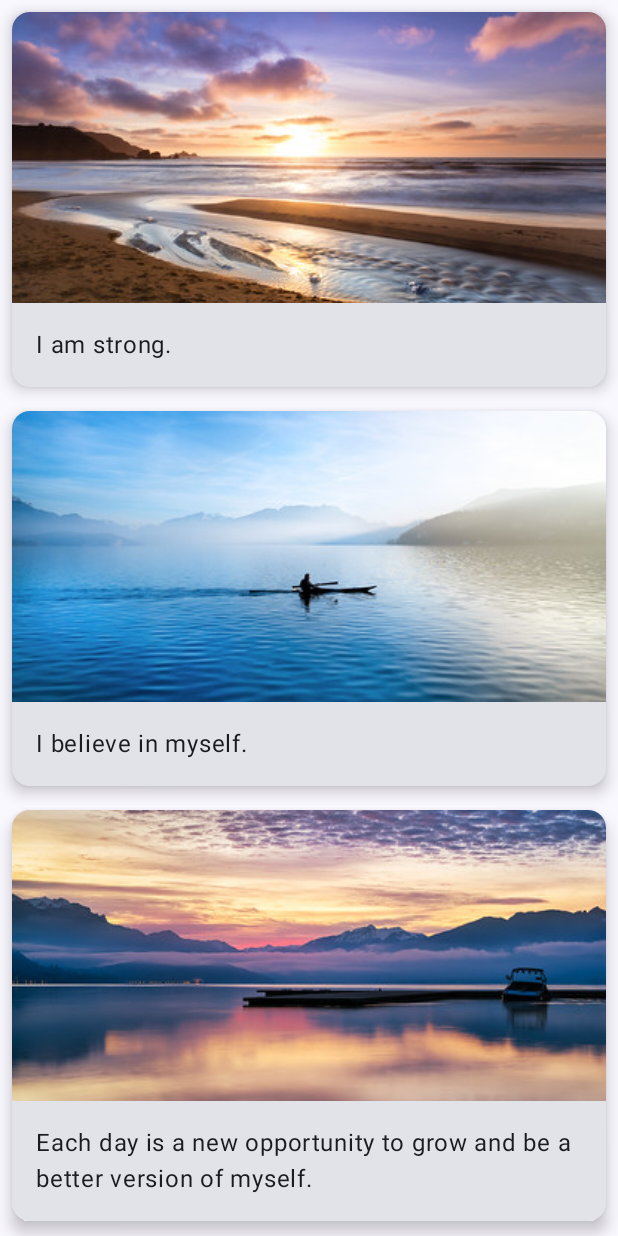
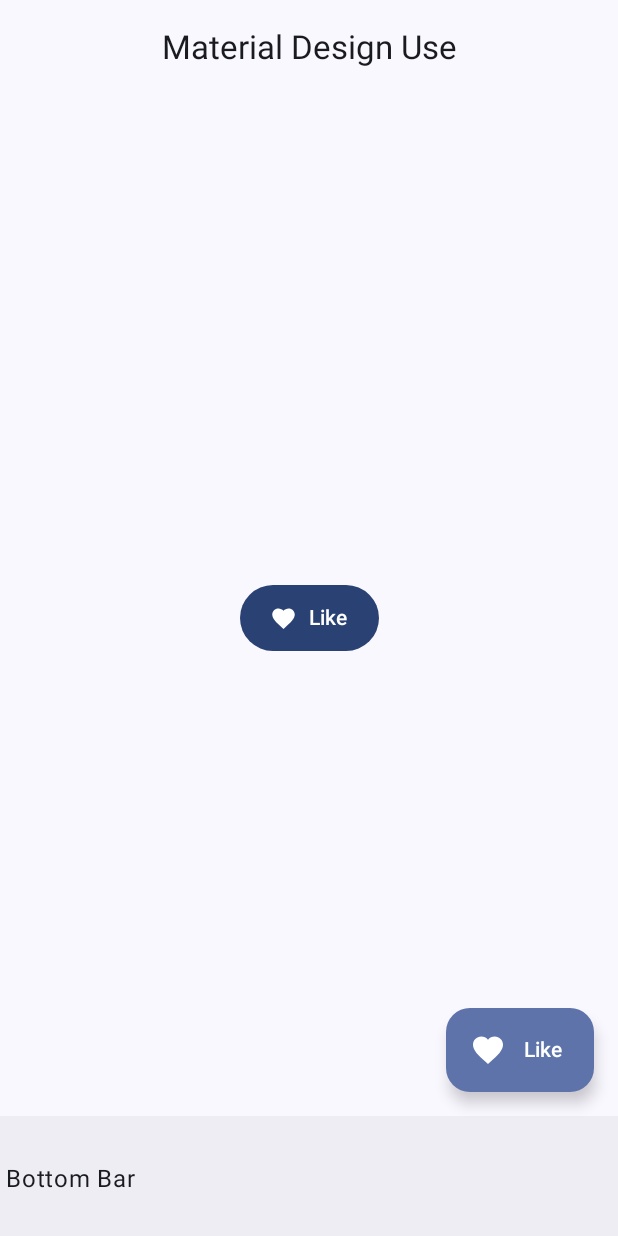
Before and after one commit to imobasshir/glowing-goggles, an Android app built with Jetpack Compose: the screen it shows after launch (MainActivity), on a phone screen of 412 x 824 dp. Run offline under Robolectric (Android 15) with nearby library versions, the phone set to English and light mode, and no system bars.

Commit message:
MaterialDesignUsed

```diff
--- a/app/src/main/java/com/example/myapplication/CardTileAffirmation.kt
+++ b/app/src/main/java/com/example/myapplication/CardTileAffirmation.kt
@@ -37,7 +37,6 @@ fun AffirmationList(affirmationList: List<Affirmation>) {
     }
 }
 
-@OptIn(ExperimentalMaterial3Api::class)
 @Composable
 fun AffirmationCard(affirmation: Affirmation) {
     Card(
--- a/app/src/main/java/com/example/myapplication/MainActivity.kt
+++ b/app/src/main/java/com/example/myapplication/MainActivity.kt
@@ -22,7 +22,7 @@ class MainActivity : ComponentActivity() {
                     modifier = Modifier.fillMaxSize(),
                     color = MaterialTheme.colorScheme.background
                 ) {
-                    AffirmationApp()
+                    MaterialDesignUse()
                 }
             }
         }
--- /dev/null
+++ b/app/src/main/java/com/example/myapplication/MaterialDesignUse.kt
@@ -0,0 +1,103 @@
+package com.example.myapplication
+
+import androidx.compose.foundation.layout.*
+import androidx.compose.material.icons.Icons
+import androidx.compose.material.icons.filled.Favorite
+import androidx.compose.material3.MaterialTheme
+import androidx.compose.material3.*
+import androidx.compose.runtime.Composable
+import androidx.compose.runtime.remember
+import androidx.compose.runtime.rememberCoroutineScope
+import androidx.compose.ui.Alignment
+import androidx.compose.ui.Modifier
+import androidx.compose.ui.tooling.preview.Preview
+import androidx.compose.ui.unit.dp
+import com.example.myapplication.ui.theme.MyApplicationTheme
+import kotlinx.coroutines.launch
+
+@OptIn(ExperimentalMaterial3Api::class)
+@Composable
+fun MaterialDesignUse() {
+    MaterialTheme {
+        val snackbarHostState = remember { SnackbarHostState() }
+        val scope = rememberCoroutineScope()
+        Scaffold (
+            snackbarHost = { SnackbarHost(snackbarHostState) },
+            topBar = {
+                CenterAlignedTopAppBar(
+                    title = { Text("Material Design Use") },
+                )
+
+            },
+            bottomBar = {
+                BottomAppBar(
+                    content = {
+                        Text("Bottom Bar")
+                    }
+                )
+            },
+            floatingActionButton = {
+                ExtendedFloatingActionButton(
+                    onClick = {
+                        // show snackbar
+                        scope.launch {
+                            snackbarHostState.showSnackbar(
+                                "Fab Button Pressed"
+                            )
+                        }
+                    },
+                    icon = {
+                        Icon(
+                            Icons.Filled.Favorite,
+                            contentDescription = "Favorite"
+                        )
+                    },
+                    text = { Text("Like") }
+                )
+            },
+            floatingActionButtonPosition = FabPosition.End,
+            content = { contentPadding ->
+                // Screen content
+                Box(modifier = Modifier.padding(contentPadding)) { /* ... */ }
+                Column(
+                    modifier = Modifier.fillMaxSize(),
+                    verticalArrangement = Arrangement.Center,
+                    horizontalAlignment = Alignment.CenterHorizontally
+                ) {
+                    Button(
+                        onClick = {
+                            // show snackbar
+                            scope.launch {
+                                snackbarHostState.showSnackbar(
+                                    "Like Button Pressed"
+                                )
+                            }
+                        },
+                        contentPadding = PaddingValues(
+                            start = 20.dp,
+                            top = 12.dp,
+                            end = 20.dp,
+                            bottom = 12.dp
+                        )
+                    ) {
+                        Icon(
+                            Icons.Filled.Favorite,
+                            contentDescription = "Favorite",
+                            modifier = Modifier.size(ButtonDefaults.IconSize)
+                        )
+                        Spacer(Modifier.size(ButtonDefaults.IconSpacing))
+                        Text("Like")
+                    }
+                }
+            }
+        )
+    }
+}
+
+@Preview(showBackground = false)
+@Composable
+private fun MaterialDesignUsePreview() {
+    MyApplicationTheme {
+        MaterialDesignUse()
+    }
+}
--- a/app/src/main/java/com/example/myapplication/TipCalc.kt
+++ b/app/src/main/java/com/example/myapplication/TipCalc.kt
@@ -5,17 +5,14 @@ import androidx.annotation.VisibleForTesting
 import androidx.compose.foundation.layout.*
 import androidx.compose.foundation.text.KeyboardActions
 import androidx.compose.foundation.text.KeyboardOptions
-import androidx.compose.material3.SwitchDefaults
-import androidx.compose.material3.TextField
+import androidx.compose.material3.*
 import androidx.compose.ui.Alignment
-import androidx.compose.material3.Text
 import androidx.compose.runtime.*
 import androidx.compose.ui.Modifier
 import androidx.compose.ui.focus.FocusDirection
 import androidx.compose.ui.graphics.Color
 import androidx.compose.ui.platform.LocalFocusManager
 import androidx.compose.ui.res.stringResource
-import androidx.compose.material3.Switch
 import androidx.compose.ui.text.font.FontWeight
 import androidx.compose.ui.text.input.ImeAction
 import androidx.compose.ui.text.input.KeyboardType
@@ -82,6 +79,7 @@ fun TipTimeScreen() {
     }
 }
 
+@OptIn(ExperimentalMaterial3Api::class)
 @Composable
 fun EditNumberField(
     @StringRes label: Int,
--- a/app/src/main/java/com/example/myapplication/ui/theme/Theme.kt
+++ b/app/src/main/java/com/example/myapplication/ui/theme/Theme.kt
@@ -1,3 +1,5 @@
+@file:Suppress("DEPRECATION")
+
 package com.example.myapplication.ui.theme
 
 import android.app.Activity
@@ -13,7 +15,7 @@ import androidx.compose.runtime.SideEffect
 import androidx.compose.ui.graphics.toArgb
 import androidx.compose.ui.platform.LocalContext
 import androidx.compose.ui.platform.LocalView
-import androidx.core.view.ViewCompat
+import androidx.core.view.ViewCompat.getWindowInsetsController
 
 private val DarkColorScheme = darkColorScheme(
     primary = Purple80,
@@ -57,7 +59,7 @@ fun MyApplicationTheme(
     if (!view.isInEditMode) {
         SideEffect {
             (view.context as Activity).window.statusBarColor = colorScheme.primary.toArgb()
-            ViewCompat.getWindowInsetsController(view)?.isAppearanceLightStatusBars = darkTheme
+            getWindowInsetsController(view)?.isAppearanceLightStatusBars = darkTheme
         }
     }
 
--- a/build.gradle
+++ b/build.gradle
@@ -1,6 +1,9 @@
 buildscript {
     ext {
         compose_version = '1.3.3'
+    }
+    repositories {
+        google()
     }
 }// Top-level build file where you can add configuration options common to all sub-projects/modules.
     plugins {
```
Also changed, not shown: app/build.gradle (+4 -4 lines), app/src/main/java/com/example/myapplication/TopicApp.kt (+3 -5 lines).
